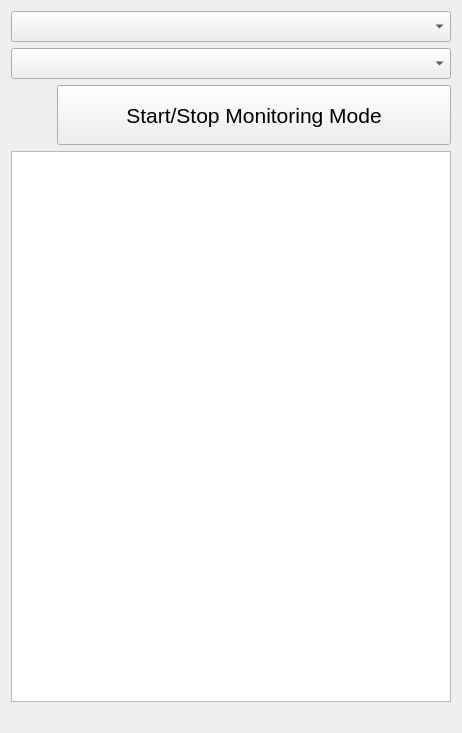
First picture: the form in Cybersecurity_Lesson/deauther/deauther.ui, repository GeekTech-mirror/qt-cybersecurity_lesson, before the edit.
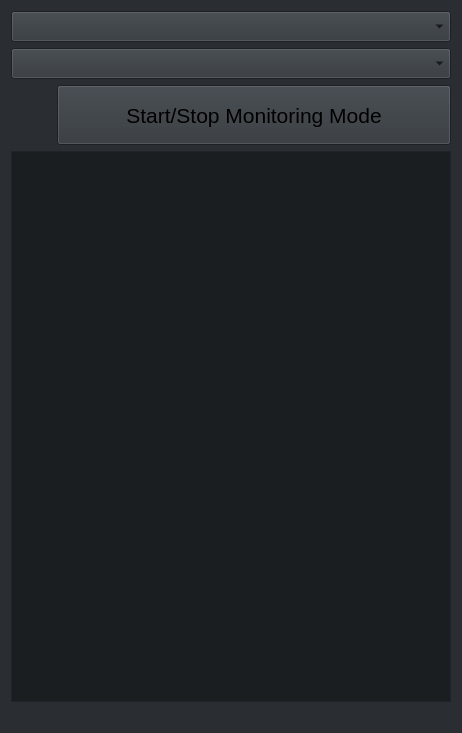
Second picture: the form after the edit. Icons and pictures are not drawn.

The edit to the form file:
```diff
--- a/Cybersecurity_Lesson/deauther/deauther.ui
+++ b/Cybersecurity_Lesson/deauther/deauther.ui
@@ -12,9 +12,93 @@
   </property>
   <property name="palette">
    <palette>
-    <active/>
-    <inactive/>
-    <disabled/>
+    <active>
+     <colorrole role="Button">
+      <brush brushstyle="SolidPattern">
+       <color alpha="255">
+        <red>30</red>
+        <green>34</green>
+        <blue>39</blue>
+       </color>
+      </brush>
+     </colorrole>
+     <colorrole role="Base">
+      <brush brushstyle="SolidPattern">
+       <color alpha="255">
+        <red>30</red>
+        <green>34</green>
+        <blue>39</blue>
+       </color>
+      </brush>
+     </colorrole>
+     <colorrole role="Window">
+      <brush brushstyle="SolidPattern">
+       <color alpha="255">
+        <red>30</red>
+        <green>34</green>
+        <blue>39</blue>
+       </color>
+      </brush>
+     </colorrole>
+    </active>
+    <inactive>
+     <colorrole role="Button">
+      <brush brushstyle="SolidPattern">
+       <color alpha="255">
+        <red>49</red>
+        <green>54</green>
+        <blue>59</blue>
+       </color>
+      </brush>
+     </colorrole>
+     <colorrole role="Base">
+      <brush brushstyle="SolidPattern">
+       <color alpha="255">
+        <red>27</red>
+        <green>30</green>
+        <blue>32</blue>
+       </color>
+      </brush>
+     </colorrole>
+     <colorrole role="Window">
+      <brush brushstyle="SolidPattern">
+       <color alpha="255">
+        <red>42</red>
+        <green>46</green>
+        <blue>50</blue>
+       </color>
+      </brush>
+     </colorrole>
+    </inactive>
+    <disabled>
+     <colorrole role="Button">
+      <brush brushstyle="SolidPattern">
+       <color alpha="255">
+        <red>30</red>
+        <green>34</green>
+        <blue>39</blue>
+       </color>
+      </brush>
+     </colorrole>
+     <colorrole role="Base">
+      <brush brushstyle="SolidPattern">
+       <color alpha="255">
+        <red>30</red>
+        <green>34</green>
+        <blue>39</blue>
+       </color>
+      </brush>
+     </colorrole>
+     <colorrole role="Window">
+      <brush brushstyle="SolidPattern">
+       <color alpha="255">
+        <red>30</red>
+        <green>34</green>
+        <blue>39</blue>
+       </color>
+      </brush>
+     </colorrole>
+    </disabled>
    </palette>
   </property>
   <layout class="QVBoxLayout" name="verticalLayout">
```
